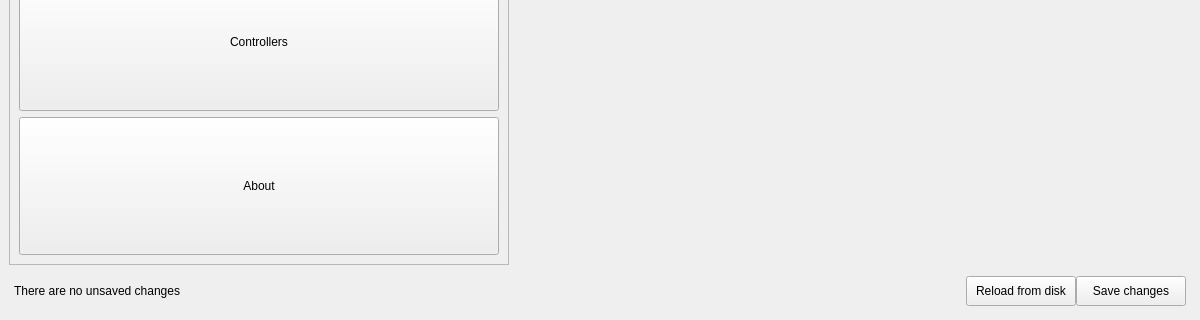
Qt form mainwindow.ui (JX5S/HadesVR_GUI_Tool) before a commit; both pictures show x 0 to 1200 and y 480 to 800 of the 1200 by 800 pixel window.
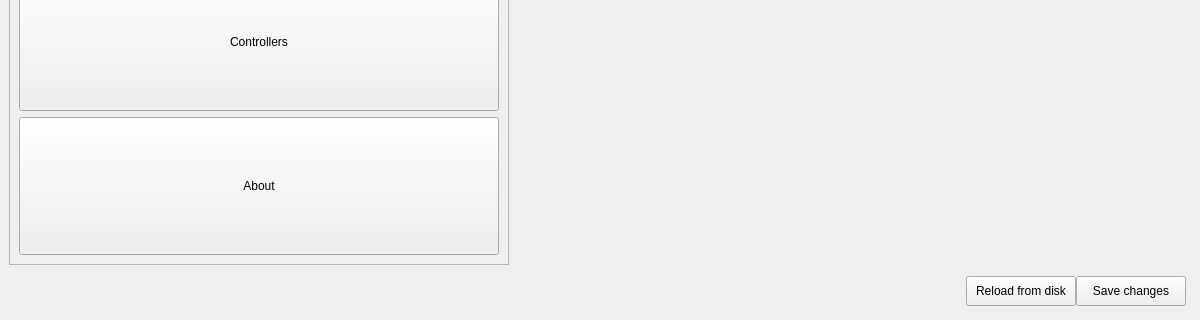
The same form after that commit. Icons and pictures are not drawn.

```diff
--- a/mainwindow.ui
+++ b/mainwindow.ui
@@ -273,23 +273,17 @@
        <number>5</number>
       </property>
       <item>
-       <widget class="QLabel" name="label">
-        <property name="sizePolicy">
-         <sizepolicy hsizetype="Expanding" vsizetype="Maximum">
-          <horstretch>0</horstretch>
-          <verstretch>0</verstretch>
-         </sizepolicy>
+       <spacer name="horizontalSpacer">
+        <property name="orientation">
+         <enum>Qt::Horizontal</enum>
         </property>
-        <property name="minimumSize">
+        <property name="sizeHint" stdset="0">
          <size>
-          <width>100</width>
-          <height>30</height>
+          <width>40</width>
+          <height>20</height>
          </size>
         </property>
-        <property name="text">
-         <string>There are no unsaved changes</string>
-        </property>
-       </widget>
+       </spacer>
       </item>
       <item>
        <widget class="QPushButton" name="cancel_button">
```
Left out of the diff: 2 changed lines with no effect on the pictures.
